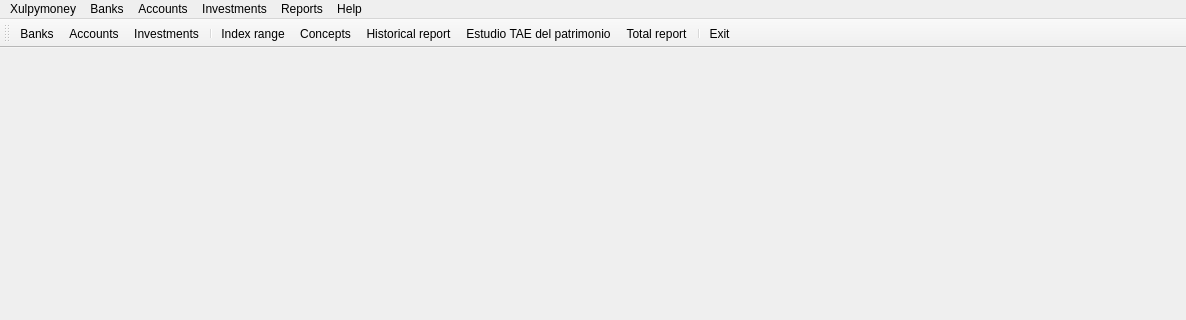
Above: ui/frmMain.ui from turulomio/xulpymoney before the change; both pictures show x 0 to 1186 and y 0 to 320 of the 1186 by 625 pixel window. Below: the same form after it.
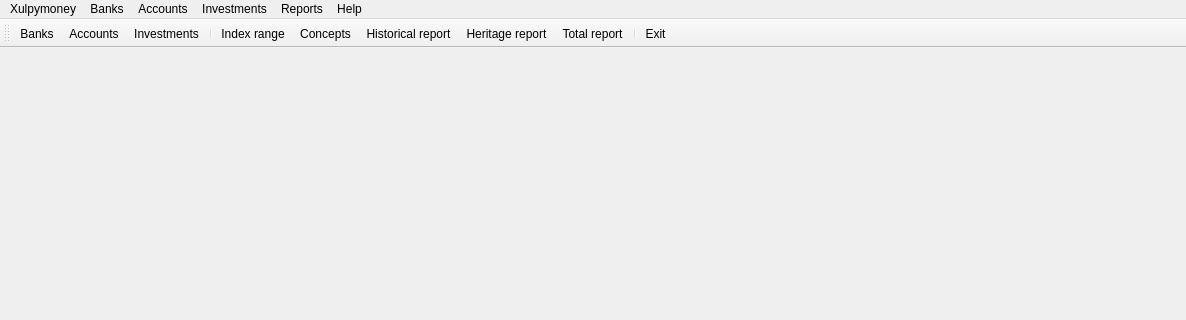
That is the form after the change. Icons and pictures are not drawn.

```diff
--- a/ui/frmMain.ui
+++ b/ui/frmMain.ui
@@ -223,7 +223,7 @@
      <normaloff>:/xulpymoney/statistics.png</normaloff>:/xulpymoney/statistics.png</iconset>
    </property>
    <property name="text">
-    <string>Estudio TAE del patrimonio</string>
+    <string>Heritage report</string>
    </property>
    <property name="toolTip">
     <string>Estudio TAE del patrimonio</string>
```
Left out of the diff: 7 changed lines with no effect on the pictures.
